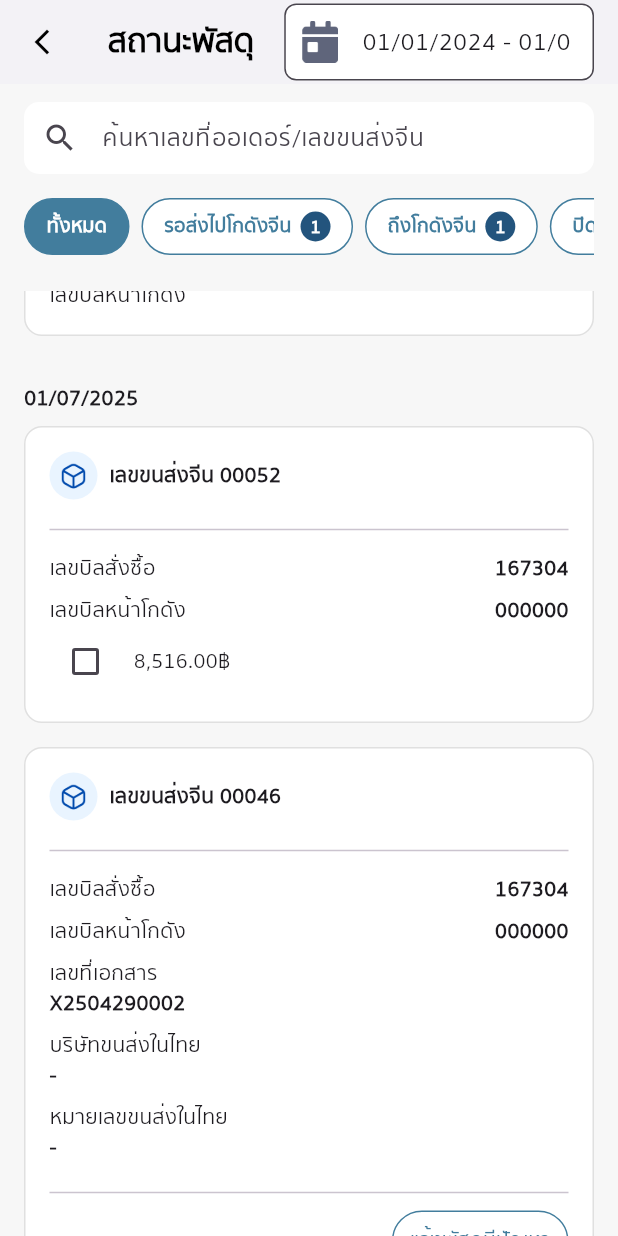
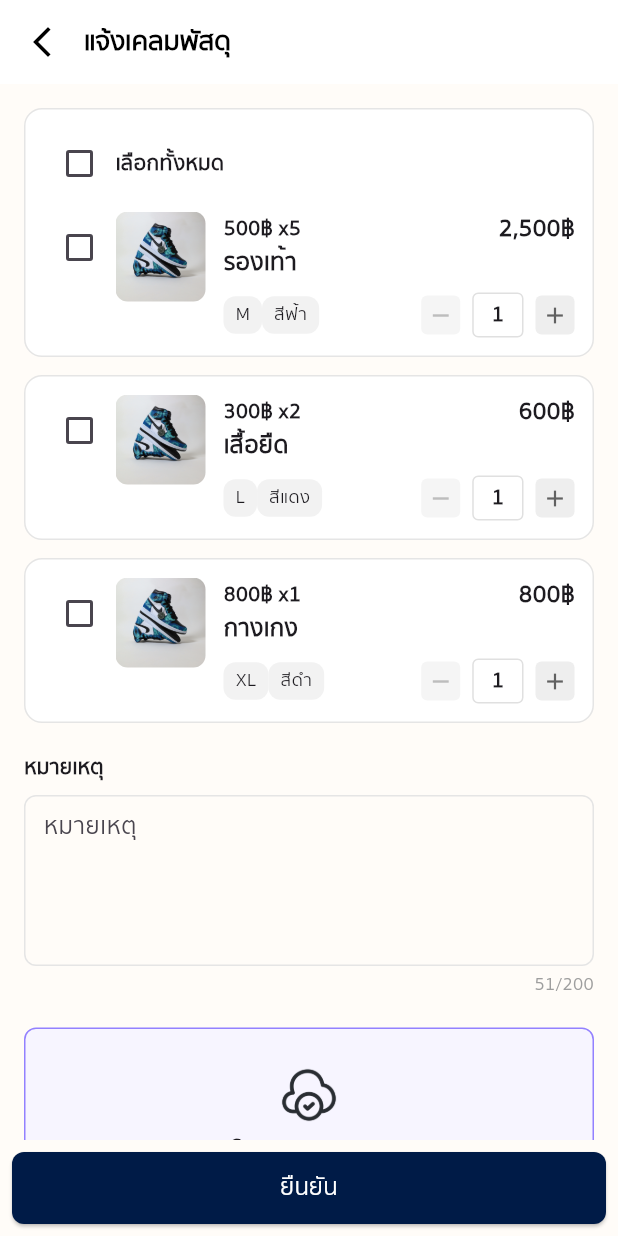
Before and after one commit to AshaTechCorporation/gcargo, a Flutter app: the ParcelStatusPage screen opened directly, scrolled down 576 dp, after a tap on "แจ้งพัสดุมีปัญหา", on a phone screen of 412 x 824 dp. Run offline on Flutter 3.47's test engine with Material 3 defaults, Android fonts, the phone set to English and light mode, and no system bars; our stand-ins replace device_info_plus, dio, file_picker, flutter_widget_from_html, get, hive and 3 more; accounts and stored records are empty; network calls fail.

Commit message:
หน้าพัสดุแก้ใขโฟลวการทำงาน

```diff
--- a/lib/account/couponPage.dart
+++ b/lib/account/couponPage.dart
@@ -16,7 +16,7 @@ class CouponPage extends StatelessWidget {
         title: const Text('คูปองส่วนลด', style: TextStyle(color: Colors.black, fontWeight: FontWeight.bold)),
         centerTitle: false,
         elevation: 0.5,
-        leading: IconButton(icon: const Icon(Icons.arrow_back, color: Colors.black), onPressed: () => Navigator.pop(context)),
+        leading: IconButton(icon: const Icon(Icons.arrow_back_ios_new, color: Colors.black), onPressed: () => Navigator.pop(context)),
       ),
       backgroundColor: Colors.white,
       body: ListView.separated(
--- /dev/null
+++ b/lib/parcel/claimPackagePage.dart
@@ -0,0 +1,444 @@
+import 'dart:io';
+import 'package:flutter/material.dart';
+import 'package:image_picker/image_picker.dart';
+
+class ClaimPackagePage extends StatefulWidget {
+  const ClaimPackagePage({super.key});
+
+  @override
+  State<ClaimPackagePage> createState() => _ClaimPackagePageState();
+}
+
+class _ClaimPackagePageState extends State<ClaimPackagePage> {
+  // State สำหรับ checkbox
+  bool selectAll = false;
+  List<bool> selectedItems = [false, false, false]; // สมมติมี 3 รายการ
+
+  // State สำหรับจำนวนสินค้า
+  List<int> quantities = [1, 1, 1]; // จำนวนเริ่มต้นของแต่ละรายการ
+
+  // State สำหรับรูปภาพ
+  List<File> uploadedImages = [];
+  final ImagePicker _picker = ImagePicker();
+
+  // จัดการ checkbox ทั้งหมด
+  void _toggleSelectAll(bool? value) {
+    setState(() {
+      selectAll = value ?? false;
+      for (int i = 0; i < selectedItems.length; i++) {
+        selectedItems[i] = selectAll;
+      }
+    });
+  }
+
+  // จัดการ checkbox แต่ละรายการ
+  void _toggleItem(int index, bool? value) {
+    setState(() {
+      selectedItems[index] = value ?? false;
+      selectAll = selectedItems.every((item) => item);
+    });
+  }
+
+  // เพิ่มจำนวนสินค้า
+  void _increaseQuantity(int index) {
+    setState(() {
+      quantities[index]++;
+    });
+  }
+
+  // ลดจำนวนสินค้า
+  void _decreaseQuantity(int index) {
+    setState(() {
+      if (quantities[index] > 1) {
+        quantities[index]--;
+      }
+    });
+  }
+
+  // เลือกรูปจากแกลเลอรี่
+  Future<void> _pickImageFromGallery() async {
+    final XFile? image = await _picker.pickImage(source: ImageSource.gallery);
+    if (image != null) {
+      setState(() {
+        uploadedImages.add(File(image.path));
+      });
+    }
+  }
+
+  // ถ่ายรูป
+  Future<void> _pickImageFromCamera() async {
+    final XFile? image = await _picker.pickImage(source: ImageSource.camera);
+    if (image != null) {
+      setState(() {
+        uploadedImages.add(File(image.path));
+      });
+    }
+  }
+
+  // แสดง dialog เลือกรูป
+  void _showImagePickerDialog() {
+    showDialog(
+      context: context,
+      builder: (BuildContext context) {
+        return AlertDialog(
+          title: const Text('เลือกรูปภาพ'),
+          content: Column(
+            mainAxisSize: MainAxisSize.min,
+            children: [
+              ListTile(
+                leading: const Icon(Icons.photo_library),
+                title: const Text('เลือกจากแกลเลอรี่'),
+                onTap: () {
+                  Navigator.pop(context);
+                  _pickImageFromGallery();
+                },
+              ),
+              ListTile(
+                leading: const Icon(Icons.camera_alt),
+                title: const Text('ถ่ายรูป'),
+                onTap: () {
+                  Navigator.pop(context);
+                  _pickImageFromCamera();
+                },
+              ),
+            ],
+          ),
+        );
+      },
+    );
+  }
+
+  // ลบรูป
+  void _removeImage(int index) {
+    setState(() {
+      uploadedImages.removeAt(index);
+    });
+  }
+
+  // ดูรูป
+  void _viewImage(File image) {
+    showDialog(
+      context: context,
+      builder: (BuildContext context) {
+        return Dialog(
+          child: Column(
+            mainAxisSize: MainAxisSize.min,
+            children: [Image.file(image), TextButton(onPressed: () => Navigator.pop(context), child: const Text('ปิด'))],
+          ),
+        );
+      },
+    );
+  }
+
+  @override
+  Widget build(BuildContext context) {
+    return Scaffold(
+      backgroundColor: const Color(0xFFFFFCF8),
+      appBar: AppBar(
+        backgroundColor: Colors.white,
+        elevation: 0,
+        titleSpacing: 0,
+        leading: IconButton(icon: const Icon(Icons.arrow_back_ios_new, color: Colors.black), onPressed: () => Navigator.pop(context)),
+        title: const Text('แจ้งเคลมพัสดุ', style: TextStyle(color: Colors.black, fontWeight: FontWeight.bold)),
+      ),
+      body: SingleChildScrollView(
+        child: Padding(
+          padding: const EdgeInsets.all(16),
+          child: Column(
+            children: [
+              _buildProductCard(),
+              const SizedBox(height: 12),
+              _buildProductItem(1, 'เสื้อยืด', '300฿ x2', '600฿', 'L', 'สีแดง'),
+              const SizedBox(height: 12),
+              _buildProductItem(2, 'กางเกง', '800฿ x1', '800฿', 'XL', 'สีดำ'),
+              const SizedBox(height: 20),
+              _buildRemarkSection(),
+              const SizedBox(height: 20),
+              _buildUploadBox(),
+            ],
+          ),
+        ),
+      ),
+      bottomNavigationBar: Padding(
+        padding: const EdgeInsets.all(8.0),
+        child: SizedBox(
+          width: double.infinity,
+          height: 48,
+          child: ElevatedButton(
+            onPressed: () {},
+            style: ElevatedButton.styleFrom(
+              backgroundColor: const Color(0xFF001B47),
+              shape: RoundedRectangleBorder(borderRadius: BorderRadius.circular(8)),
+            ),
+            child: const Text('ยืนยัน', style: TextStyle(fontSize: 16, color: Colors.white)),
+          ),
+        ),
+      ),
+    );
+  }
+
+  Widget _buildProductItem(int index, String name, String priceText, String totalPrice, String size, String color) {
+    return Container(
+      decoration: BoxDecoration(color: Colors.white, borderRadius: BorderRadius.circular(12), border: Border.all(color: const Color(0xFFE5E5E5))),
+      padding: const EdgeInsets.all(12),
+      child: Row(
+        crossAxisAlignment: CrossAxisAlignment.start,
+        children: [
+          // Checkbox
+          Checkbox(value: selectedItems[index], activeColor: const Color(0xFF001B47), onChanged: (value) => _toggleItem(index, value)),
+          ClipRRect(
+            borderRadius: BorderRadius.circular(8),
+            child: Image.asset('assets/images/unsplash1.png', width: 60, height: 60, fit: BoxFit.cover),
+          ),
+          const SizedBox(width: 12),
+          Expanded(
+            child: Column(
+              crossAxisAlignment: CrossAxisAlignment.start,
+              children: [
+                Row(
+                  mainAxisAlignment: MainAxisAlignment.spaceBetween,
+                  children: [
+                    Text(priceText, style: const TextStyle(fontWeight: FontWeight.bold)),
+                    Text(totalPrice, style: const TextStyle(fontWeight: FontWeight.bold, fontSize: 16)),
+                  ],
+                ),
+                Text(name, style: const TextStyle(fontWeight: FontWeight.bold, fontSize: 16)),
+                const SizedBox(height: 8),
+                Row(
+                  mainAxisAlignment: MainAxisAlignment.spaceBetween,
+                  children: [
+                    Row(children: [_buildTag(size), _buildTag(color)]),
+                    _buildQuantity(index),
+                  ],
+                ),
+              ],
+            ),
+          ),
+        ],
+      ),
+    );
+  }
+
+  Widget _buildProductCard() {
+    return Container(
+      decoration: BoxDecoration(color: Colors.white, borderRadius: BorderRadius.circular(12), border: Border.all(color: const Color(0xFFE5E5E5))),
+      padding: const EdgeInsets.all(12),
+      child: Column(
+        crossAxisAlignment: CrossAxisAlignment.start,
+        children: [
+          Row(
+            children: [
+              Checkbox(value: selectAll, activeColor: const Color(0xFF001B47), onChanged: _toggleSelectAll),
+              const Text('เลือกทั้งหมด', style: TextStyle(fontWeight: FontWeight.bold)),
+            ],
+          ),
+          const SizedBox(height: 8),
+          Row(
+            crossAxisAlignment: CrossAxisAlignment.start,
+            children: [
+              // ✅ Checkbox ด้านซ้าย
+              Checkbox(
+                value: selectedItems[0], // รายการแรก
+                activeColor: const Color(0xFF001B47),
+                onChanged: (value) => _toggleItem(0, value),
+              ),
+              ClipRRect(
+                borderRadius: BorderRadius.circular(8),
+                child: Image.asset('assets/images/unsplash1.png', width: 60, height: 60, fit: BoxFit.cover),
+              ),
+              const SizedBox(width: 12),
+              Expanded(
+                child: Column(
+                  crossAxisAlignment: CrossAxisAlignment.start,
+                  children: [
+                    Row(
+                      mainAxisAlignment: MainAxisAlignment.spaceBetween,
+                      children: [
+                        const Text('500฿ x5', style: TextStyle(fontWeight: FontWeight.bold)),
+                        const Text('2,500฿', style: TextStyle(fontWeight: FontWeight.bold, fontSize: 16)),
+                      ],
+                    ),
+                    const Text('รองเท้า', style: TextStyle(fontWeight: FontWeight.bold, fontSize: 16)),
+                    const SizedBox(height: 8),
+                    Row(
+                      mainAxisAlignment: MainAxisAlignment.spaceBetween,
+                      children: [
+                        Row(children: [_buildTag('M'), _buildTag('สีฟ้า')]),
+                        _buildQuantity(0), // รายการแรก index 0
+                      ],
+                    ),
+                  ],
+                ),
+              ),
+            ],
+          ),
+        ],
+      ),
+    );
+  }
+
+  Widget _buildTag(String text) {
+    return Container(
+      padding: const EdgeInsets.symmetric(horizontal: 8, vertical: 4),
+      decoration: BoxDecoration(color: const Color(0xFFF2F2F2), borderRadius: BorderRadius.circular(8)),
+      child: Text(text, style: const TextStyle(fontSize: 12)),
+    );
+  }
+
+  Widget _buildQuantity(int index) {
+    return Row(
+      children: [
+        GestureDetector(
+          onTap: () => _decreaseQuantity(index),
+          child: Container(
+            padding: const EdgeInsets.all(4),
+            decoration: BoxDecoration(
+              color: quantities[index] > 1 ? Colors.grey.shade200 : Colors.grey.shade100,
+              borderRadius: BorderRadius.circular(4),
+            ),
+            child: Icon(Icons.remove, size: 18, color: quantities[index] > 1 ? Colors.grey.shade700 : Colors.grey.shade400),
+          ),
+        ),
+        const SizedBox(width: 8),
+        Container(
+          padding: const EdgeInsets.symmetric(horizontal: 12, vertical: 4),
+          decoration: BoxDecoration(border: Border.all(color: Colors.grey.shade300), borderRadius: BorderRadius.circular(4)),
+          child: Text('${quantities[index]}', style: const TextStyle(fontWeight: FontWeight.bold)),
+        ),
+        const SizedBox(width: 8),
+        GestureDetector(
+          onTap: () => _increaseQuantity(index),
+          child: Container(
+            padding: const EdgeInsets.all(4),
+            decoration: BoxDecoration(color: Colors.grey.shade200, borderRadius: BorderRadius.circular(4)),
+            child: Icon(Icons.add, size: 18, color: Colors.grey.shade700),
+          ),
+        ),
+      ],
+    );
+  }
+
+  Widget _buildRemarkSection() {
+    return Column(
+      crossAxisAlignment: CrossAxisAlignment.start,
+      children: [
+        const Text('หมายเหตุ', style: TextStyle(fontWeight: FontWeight.bold)),
+        const SizedBox(height: 8),
+        Container(
+          decoration: BoxDecoration(border: Border.all(color: const Color(0xFFE5E5E5)), borderRadius: BorderRadius.circular(8)),
+          padding: const EdgeInsets.symmetric(horizontal: 12),
+          child: const TextField(maxLines: 4, decoration: InputDecoration(border: InputBorder.none, hintText: 'หมายเหตุ')),
+        ),
+        const SizedBox(height: 4),
+        const Align(alignment: Alignment.centerRight, child: Text('51/200', style: TextStyle(fontSize: 12, color: Colors.grey))),
+      ],
+    );
+  }
+
+  Widget _buildUploadBox() {
+    return Column(
+      crossAxisAlignment: CrossAxisAlignment.start,
+      children: [
+        // Upload area
+        Container(
+          width: double.infinity,
+          padding: const EdgeInsets.symmetric(vertical: 24),
+          decoration: BoxDecoration(
+            border: Border.all(color: const Color(0xFF9381FF), style: BorderStyle.solid, width: 1),
+            borderRadius: BorderRadius.circular(8),
+            color: const Color(0xFFF7F5FF),
+          ),
+          child:
+              uploadedImages.isEmpty
+                  ? Column(
+                    children: [
+                      Image.asset('assets/icons/cl11.png', width: 40, height: 40),
+                      const SizedBox(height: 8),
+                      const Text('อัปโหลดรูปภาพหลักฐาน', style: TextStyle(fontWeight: FontWeight.bold)),
+                      const SizedBox(height: 4),
+                      const Text('รองรับไฟล์นามสกุล JPG, PNG เท่านั้น', style: TextStyle(fontSize: 12, color: Colors.grey)),
+                      const SizedBox(height: 12),
+                      OutlinedButton(onPressed: _showImagePickerDialog, child: const Text('เลือกไฟล์')),
+                    ],
+                  )
+                  : Column(
+                    children: [
+                      // แสดงรูปแรกที่อัปโหลด
+                      ClipRRect(
+                        borderRadius: BorderRadius.circular(8),
+                        child: Image.file(uploadedImages.first, width: 80, height: 80, fit: BoxFit.cover),
+                      ),
+                      const SizedBox(height: 8),
+                      const Text('รูปภาพหลักฐาน', style: TextStyle(fontWeight: FontWeight.bold)),
+                      const SizedBox(height: 4),
+                      Text('${uploadedImages.length} รูป', style: const TextStyle(fontSize: 12, color: Colors.grey)),
+                      const SizedBox(height: 12),
+                      OutlinedButton(onPressed: _showImagePickerDialog, child: const Text('เพิ่มรูป')),
+                    ],
+                  ),
+        ),
+
+        // แสดงรูปที่อัปโหลดแล้ว
+        if (uploadedImages.isNotEmpty) ...[
+          const SizedBox(height: 16),
+          const Text('รูปภาพที่อัปโหลด:', style: TextStyle(fontWeight: FontWeight.bold)),
+          const SizedBox(height: 8),
+          Wrap(
+            spacing: 8,
+            runSpacing: 8,
+            children:
+                uploadedImages.asMap().entries.map((entry) {
+                  int index = entry.key;
+                  File image = entry.value;
+                  return _buildImageCard(image, index);
+                }).toList(),
+          ),
+        ],
+      ],
+    );
+  }
+
+  Widget _buildImageCard(File image, int index) {
+    return Container(
+      width: 120,
+      height: 120,
+      decoration: BoxDecoration(borderRadius: BorderRadius.circular(8), border: Border.all(color: Colors.grey.shade300)),
+      child: Stack(
+        children: [
+          // รูปภาพ
+          ClipRRect(borderRadius: BorderRadius.circular(8), child: Image.file(image, width: 120, height: 120, fit: BoxFit.cover)),
+
+          // ปุ่มดูและลบ
+          Positioned(
+            top: 4,
+            right: 4,
+            child: Row(
+              mainAxisSize: MainAxisSize.min,
+              children: [
+                // ปุ่มดู
+                GestureDetector(
+                  onTap: () => _viewImage(image),
+                  child: Container(
+                    padding: const EdgeInsets.all(4),
+                    decoration: const BoxDecoration(color: Colors.blue, shape: BoxShape.circle),
+                    child: const Icon(Icons.visibility, color: Colors.white, size: 16),
+                  ),
+                ),
+                const SizedBox(width: 4),
+                // ปุ่มลบ
+                GestureDetector(
+                  onTap: () => _removeImage(index),
+                  child: Container(
+                    padding: const EdgeInsets.all(4),
+                    decoration: const BoxDecoration(color: Colors.red, shape: BoxShape.circle),
+                    child: const Icon(Icons.close, color: Colors.white, size: 16),
+                  ),
+                ),
+              ],
+            ),
+          ),
+        ],
+      ),
+    );
+  }
+}
--- a/lib/parcel/parcelStatusPage.dart
+++ b/lib/parcel/parcelStatusPage.dart
@@ -1,5 +1,7 @@
 import 'package:flutter/material.dart';
+import 'package:gcargo/account/couponPage.dart';
 import 'package:gcargo/constants.dart';
+import 'package:gcargo/parcel/claimPackagePage.dart';
 import 'package:gcargo/parcel/parcelDetailPage.dart';
 import 'package:gcargo/parcel/shippingMethodPage.dart';
 import 'package:intl/intl.dart';
@@ -12,7 +14,7 @@ class ParcelStatusPage extends StatefulWidget {
 }
 
 class _ParcelStatusPageState extends State<ParcelStatusPage> {
-  final List<String> statuses = ['ทั้งหมด', 'รอส่งไปโกดังจีน', 'ถึงโกดังจีน', 'ปิดตู้', 'ถึงโกดังไทย', 'กำลังตรวจสอบ', 'รอตัดส่ง', 'สำเร็จ'];
+  final List<String> statuses = ['ทั้งหมด', 'รอส่งไปโกดังจีน', 'ถึงโกดังจีน', 'ปิดตู้', 'ถึงโกดังไทย', 'กำลังตรวจสอบ', 'รอจัดส่ง', 'สำเร็จ'];
   TextEditingController _dateController = TextEditingController();
 
   // เพิ่ม state สำหรับ checkbox ของสถานะ "ถึงโกดังไทย"
@@ -25,7 +27,7 @@ class _ParcelStatusPageState extends State<ParcelStatusPage> {
     'ปิดตู้': 1,
     'ถึงโกดังไทย': 3, // เพิ่มจำนวนเป็น 3
     'กำลังตรวจสอบ': 1,
-    'รอตัดส่ง': 1,
+    'รอจัดส่ง': 1,
     'สำเร็จ': 1,
   };
 
@@ -135,6 +137,14 @@ class _ParcelStatusPageState extends State<ParcelStatusPage> {
                 status == 'รอส่งไปโกดังจีน' ? SizedBox() : Text('000000', style: TextStyle(fontWeight: FontWeight.bold)),
               ],
             ),
+            const SizedBox(height: 8),
+            status == 'กำลังตรวจสอบ' || status == 'รอจัดส่ง'
+                ? Row(
+                  mainAxisAlignment: MainAxisAlignment.spaceBetween,
+                  children: [const Text('เลขที่เอกสาร'), const Text(' X2504290002', style: TextStyle(fontWeight: FontWeight.bold))],
+                )
+                : SizedBox(),
+
             // เพิ่ม checkbox เฉพาะสถานะ "ถึงโกดังไทย"
             Row(
               children: [
@@ -161,21 +171,32 @@ class _ParcelStatusPageState extends State<ParcelStatusPage> {
 
             if (showActionButton) ...[
               const SizedBox(height: 8),
-              const Text('เลขที่เอกสาร'),
-              const Text('X2504290002', style: TextStyle(fontWeight: FontWeight.bold)),
+              Row(
+                mainAxisAlignment: MainAxisAlignment.spaceBetween,
+                children: [const Text('เลขที่เอกสาร'), const Text('X2504290002', style: TextStyle(fontWeight: FontWeight.bold))],
+              ),
+
               const SizedBox(height: 8),
-              const Text('บริษัทขนส่งในไทย'),
-              const Text('-', style: TextStyle(fontWeight: FontWeight.bold)),
+              Row(
+                mainAxisAlignment: MainAxisAlignment.spaceBetween,
+                children: [const Text('บริษัทขนส่งในไทย'), const Text('-', style: TextStyle(fontWeight: FontWeight.bold))],
+              ),
+
               const SizedBox(height: 8),
-              const Text('หมายเลขขนส่งในไทย'),
-              const Text('-', style: TextStyle(fontWeight: FontWeight.bold)),
+              Row(
+                mainAxisAlignment: MainAxisAlignment.spaceBetween,
+                children: [const Text('หมายเลขขนส่งในไทย'), const Text('-', style: TextStyle(fontWeight: FontWeight.bold))],
+              ),
+
               const SizedBox(height: 12),
               const Divider(),
               Row(
                 mainAxisAlignment: MainAxisAlignment.end,
                 children: [
                   OutlinedButton(
-                    onPressed: () {},
+                    onPressed: () {
+                      Navigator.push(context, MaterialPageRoute(builder: (_) => ClaimPackagePage()));
+                    },
                     style: OutlinedButton.styleFrom(
                       side: const BorderSide(color: Color(0xFF427D9D)),
                       foregroundColor: const Color(0xFF427D9D),
@@ -223,9 +244,9 @@ class _ParcelStatusPageState extends State<ParcelStatusPage> {
         return [
           _buildDateGroup('01/07/2025', [_buildParcelCard(parcelNo: '00048', status: 'ถึงโกดังจีน', showActionButton: false)]),
         ];
-      case 'ปิดถุง':
+      case 'ปิดตู้':
         return [
-          _buildDateGroup('30/06/2025', [_buildParcelCard(parcelNo: '00049', status: 'ปิดถุง', showActionButton: false)]),
+          _buildDateGroup('30/06/2025', [_buildParcelCard(parcelNo: '00049', status: 'ปิดตู้', showActionButton: false)]),
         ];
       case 'ถึงโกดังไทย':
         return [
@@ -239,9 +260,9 @@ class _ParcelStatusPageState extends State<ParcelStatusPage> {
         return [
           _buildDateGroup('01/07/2025', [_buildParcelCard(parcelNo: '00047', status: 'กำลังตรวจสอบ', showActionButton: false)]),
         ];
-      case 'รอตัดส่ง':
+      case 'รอจัดส่ง':
         return [
-          _buildDateGroup('29/06/2025', [_buildParcelCard(parcelNo: '00050', status: 'รอตัดส่ง', showActionButton: false)]),
+          _buildDateGroup('29/06/2025', [_buildParcelCard(parcelNo: '00050', status: 'รอจัดส่ง', showActionButton: false)]),
         ];
       case 'สำเร็จ':
         return [
@@ -356,12 +377,18 @@ class _ParcelStatusPageState extends State<ParcelStatusPage> {
         crossAxisAlignment: CrossAxisAlignment.start,
         children: [
           // 🎟 คูปองส่วนลด
-          Row(
-            mainAxisAlignment: MainAxisAlignment.spaceBetween,
-            children: const [
-              Text('คูปองส่วนลด', style: TextStyle(fontWeight: FontWeight.bold)),
-              Icon(Icons.arrow_forward_ios, size: 16, color: Color(0xFF999999)),
-            ],
+          GestureDetector(
+            onTap: () {
+              // ไปหน้าคูปองส่วนลด
+              Navigator.push(context, MaterialPageRoute(builder: (_) => const CouponPage()));
+            },
+            child: Row(
+              mainAxisAlignment: MainAxisAlignment.spaceBetween,
+              children: const [
+                Text('คูปองส่วนลด', style: TextStyle(fontWeight: FontWeight.bold)),
+                Icon(Icons.arrow_forward_ios, size: 16, color: Color(0xFF999999)),
+              ],
+            ),
           ),
           const SizedBox(height: 12),
 
```
